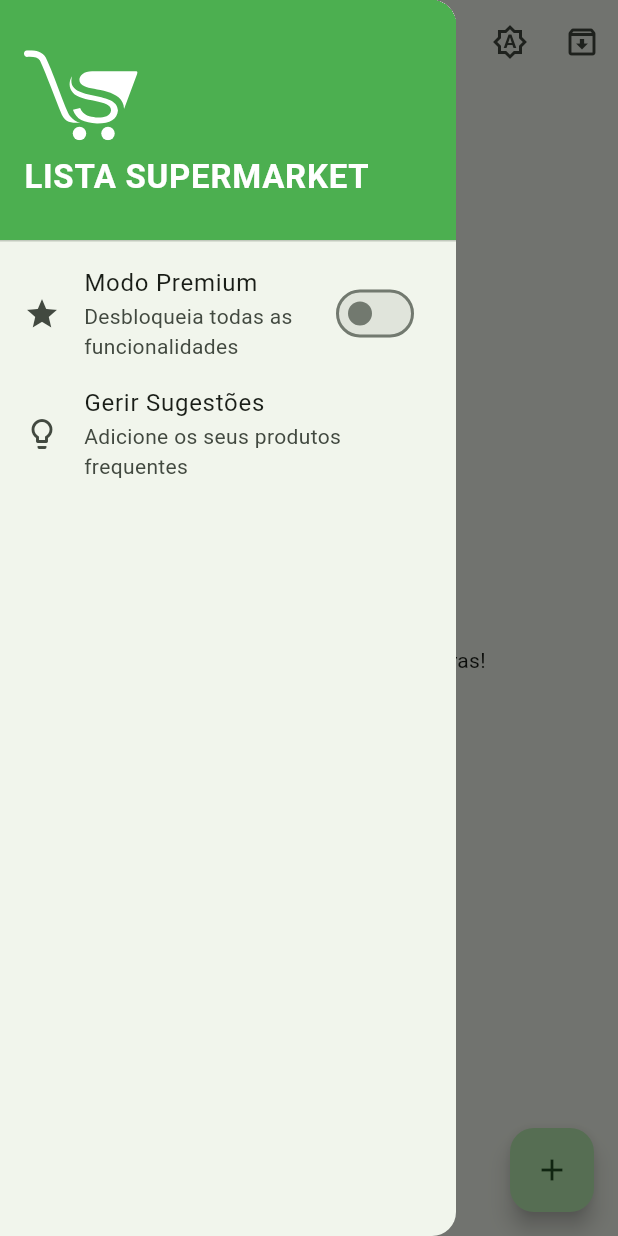
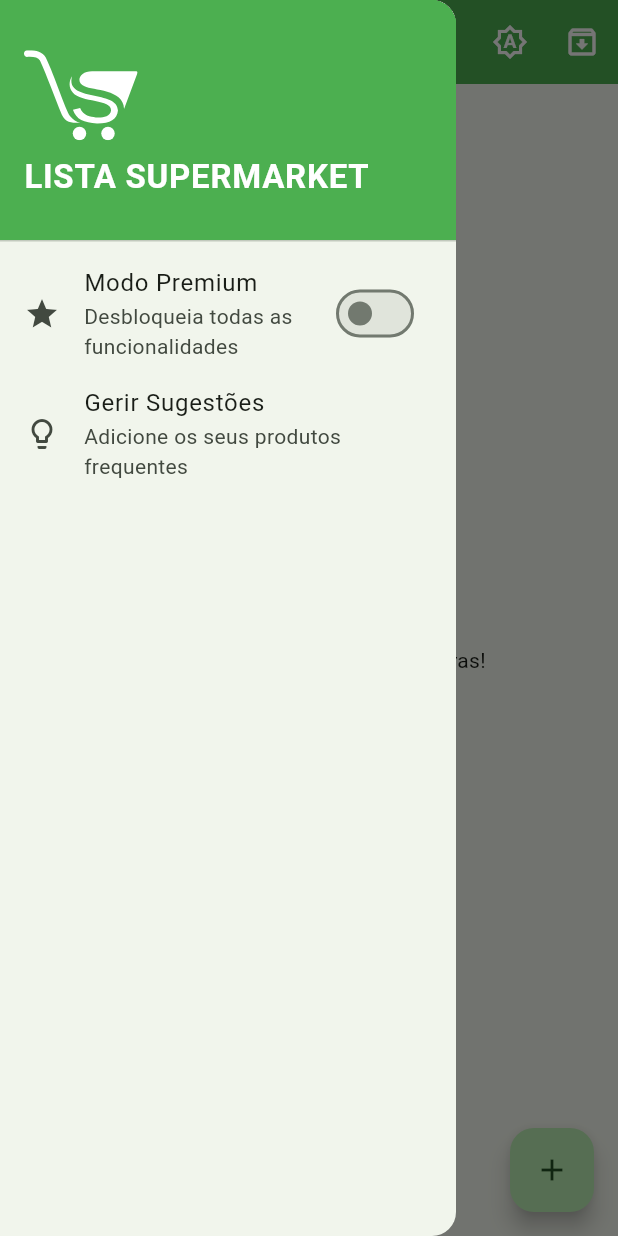
Before and after one commit to Adrianjpa/lista_supermarket, a Flutter app: the screen it shows after launch, with the side drawer open, on a phone screen of 412 x 824 dp. Run offline on Flutter 3.47's test engine with Material 3 defaults, Android fonts, the phone set to English and light mode, and no system bars; our stand-ins replace fl_chart, flutter_colorpicker, flutter_svg, hive, hive_flutter, pdf and 3 more; accounts and stored records are empty.

```diff
--- a/lib/main.dart
+++ b/lib/main.dart
@@ -104,11 +104,19 @@ class MyApp extends StatelessWidget {
           theme: ThemeData(
             colorScheme: ColorScheme.fromSeed(
                 seedColor: Colors.green, brightness: Brightness.light),
+            appBarTheme: const AppBarTheme(
+              backgroundColor: Colors.green,
+              foregroundColor: Colors.white,
+            ),
             useMaterial3: true,
           ),
           darkTheme: ThemeData(
             colorScheme: ColorScheme.fromSeed(
                 seedColor: Colors.green, brightness: Brightness.dark),
+            appBarTheme: const AppBarTheme(
+              backgroundColor: Colors.green,
+              foregroundColor: Colors.white,
+            ),
             useMaterial3: true,
           ),
           debugShowCheckedModeBanner: false,
@@ -403,7 +411,6 @@ class ShoppingListCard extends StatelessWidget {
 
     return GestureDetector(
       onTap: () {
-        // --- CORREÇÃO APLICADA AQUI ---
         Navigator.push(context,
             MaterialPageRoute(builder: (_) => ProductsPage(listKey: list.key)));
       },
@@ -718,7 +725,6 @@ class ArchivedListsPage extends StatelessWidget {
                   child: ListTile(
                     title: Text(list.name, style: TextStyle(color: textColor)),
                     onTap: () {
-                      // --- CORREÇÃO APLICADA AQUI ---
                       Navigator.push(
                           context,
                           MaterialPageRoute(
```
Also changed, not shown: lib/pages/products_page.dart (+8 -4 lines).
